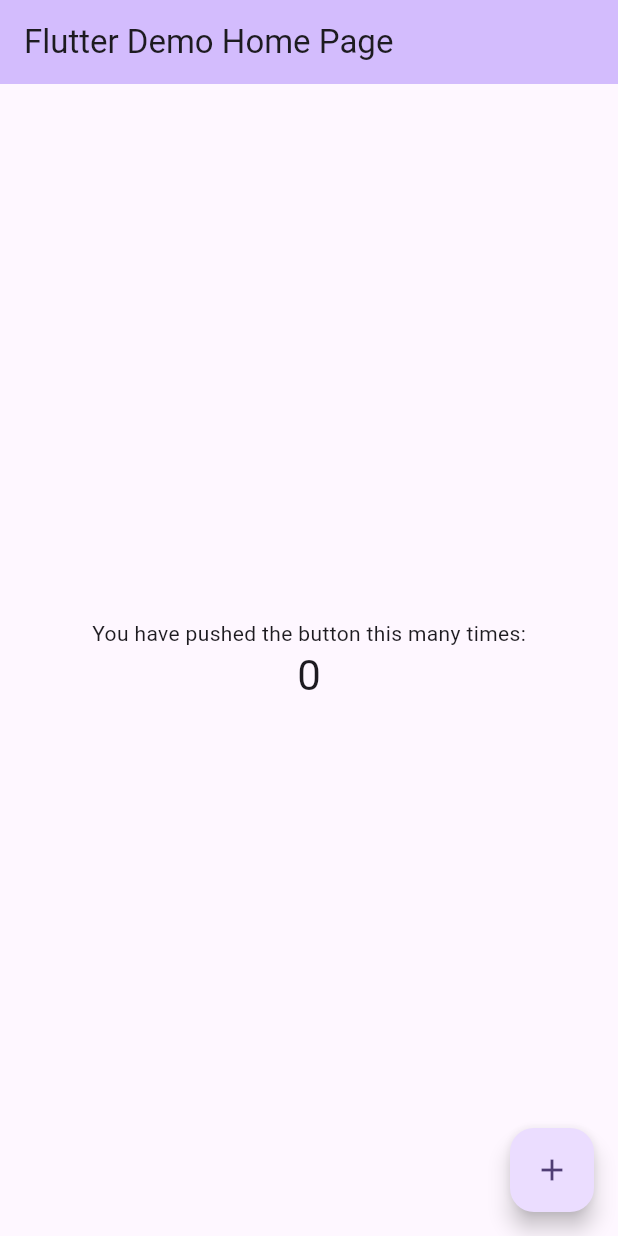
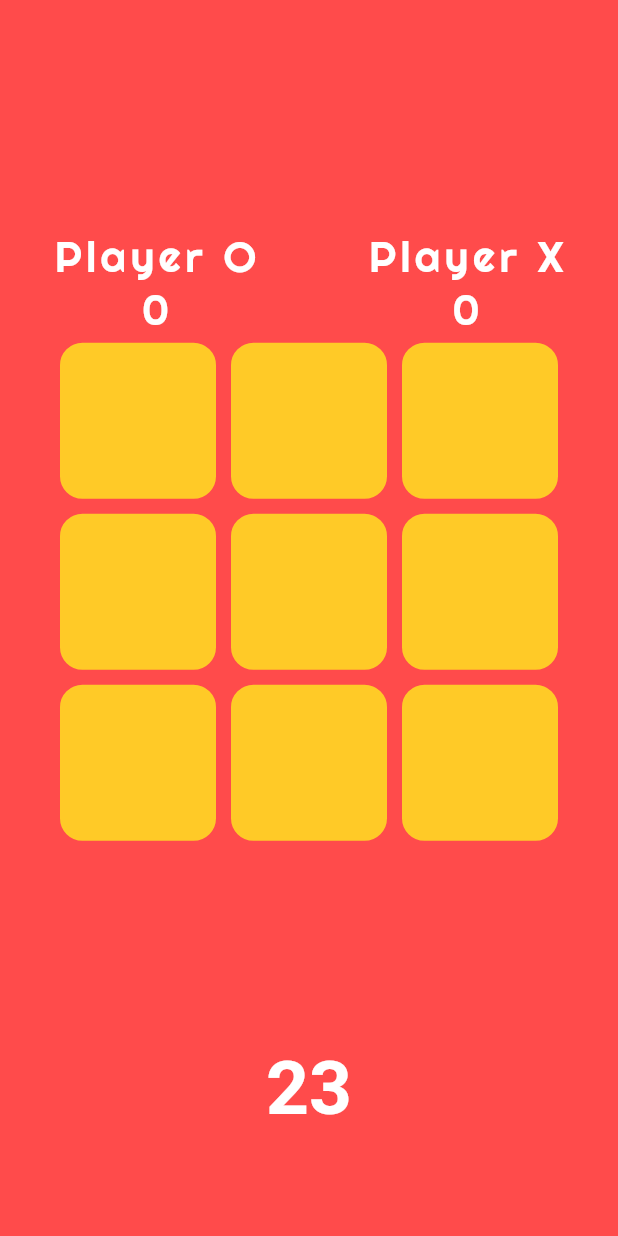
Before and after one commit to AhmetBoraBolat/Tic_Tac_Toe, a Flutter app: the screen it shows after launch, on a phone screen of 412 x 824 dp. Run offline on Flutter 3.47's test engine with Material 2 defaults, Android fonts, the phone set to English and light mode, and no system bars; our stand-ins replace google_fonts.

Commit message:
Project completed

```diff
--- /dev/null
+++ b/lib/constants/colors.dart
@@ -0,0 +1,7 @@
+import 'package:flutter/material.dart';
+
+class MainColor {
+  static Color primaryColor = const Color(0xFFff4b4b);
+  static Color secondaryColor = const Color(0xFFffca27);
+  static Color accentColor = const Color(0xFF4169e8);
+}
--- a/lib/main.dart
+++ b/lib/main.dart
@@ -1,4 +1,5 @@
 import 'package:flutter/material.dart';
+import 'package:tic_tac_toe/screens/game.dart';
 
 void main() {
   runApp(const MyApp());
@@ -10,116 +11,9 @@ class MyApp extends StatelessWidget {
   // This widget is the root of your application.
   @override
   Widget build(BuildContext context) {
-    return MaterialApp(
-      title: 'Flutter Demo',
-      theme: ThemeData(
-        // This is the theme of your application.
-        //
-        // TRY THIS: Try running your application with "flutter run". You'll see
-        // the application has a blue toolbar. Then, without quitting the app,
-        // try changing the seedColor in the colorScheme below to Colors.green
-        // and then invoke "hot reload" (save your changes or press the "hot
-        // reload" button in a Flutter-supported IDE, or press "r" if you used
-        // the command line to start the app).
-        //
-        // Notice that the counter didn't reset back to zero; the application
-        // state is not lost during the reload. To reset the state, use hot
-        // restart instead.
-        //
-        // This works for code too, not just values: Most code changes can be
-        // tested with just a hot reload.
-        colorScheme: ColorScheme.fromSeed(seedColor: Colors.deepPurple),
-        useMaterial3: true,
-      ),
-      home: const MyHomePage(title: 'Flutter Demo Home Page'),
+    return const MaterialApp(
+      debugShowCheckedModeBanner: false,
+      home: GameScreen(),
     );
   }
 }
-
-class MyHomePage extends StatefulWidget {
-  const MyHomePage({super.key, required this.title});
-
-  // This widget is the home page of your application. It is stateful, meaning
-  // that it has a State object (defined below) that contains fields that affect
-  // how it looks.
-
-  // This class is the configuration for the state. It holds the values (in this
-  // case the title) provided by the parent (in this case the App widget) and
-  // used by the build method of the State. Fields in a Widget subclass are
-  // always marked "final".
-
-  final String title;
-
-  @override
-  State<MyHomePage> createState() => _MyHomePageState();
-}
-
-class _MyHomePageState extends State<MyHomePage> {
-  int _counter = 0;
-
-  void _incrementCounter() {
-    setState(() {
-      // This call to setState tells the Flutter framework that something has
-      // changed in this State, which causes it to rerun the build method below
-      // so that the display can reflect the updated values. If we changed
-      // _counter without calling setState(), then the build method would not be
-      // called again, and so nothing would appear to happen.
-      _counter++;
-    });
-  }
-
-  @override
-  Widget build(BuildContext context) {
-    // This method is rerun every time setState is called, for instance as done
-    // by the _incrementCounter method above.
-    //
-    // The Flutter framework has been optimized to make rerunning build methods
-    // fast, so that you can just rebuild anything that needs updating rather
-    // than having to individually change instances of widgets.
-    return Scaffold(
-      appBar: AppBar(
-        // TRY THIS: Try changing the color here to a specific color (to
-        // Colors.amber, perhaps?) and trigger a hot reload to see the AppBar
-        // change color while the other colors stay the same.
-        backgroundColor: Theme.of(context).colorScheme.inversePrimary,
-        // Here we take the value from the MyHomePage object that was created by
-        // the App.build method, and use it to set our appbar title.
-        title: Text(widget.title),
-      ),
-      body: Center(
-        // Center is a layout widget. It takes a single child and positions it
-        // in the middle of the parent.
-        child: Column(
-          // Column is also a layout widget. It takes a list of children and
-          // arranges them vertically. By default, it sizes itself to fit its
-          // children horizontally, and tries to be as tall as its parent.
-          //
-          // Column has various properties to control how it sizes itself and
-          // how it positions its children. Here we use mainAxisAlignment to
-          // center the children vertically; the main axis here is the vertical
-          // axis because Columns are vertical (the cross axis would be
-          // horizontal).
-          //
-          // TRY THIS: Invoke "debug painting" (choose the "Toggle Debug Paint"
-          // action in the IDE, or press "p" in the console), to see the
-          // wireframe for each widget.
-          mainAxisAlignment: MainAxisAlignment.center,
-          children: <Widget>[
-            const Text(
-              'You have pushed the button this many times:',
-            ),
-            Text(
-              '$_counter',
-              style: Theme.of(context).textTheme.headlineMedium,
-            ),
-          ],
-        ),
-      ),
-      floatingActionButton: FloatingActionButton(
-        onPressed: _incrementCounter,
-        tooltip: 'Increment',
-        child: const Icon(Icons.add),
-      ), // This trailing comma makes auto-formatting nicer for build methods.
-    );
-  }
-}
--- /dev/null
+++ b/lib/screens/game.dart
@@ -0,0 +1,287 @@
+import 'dart:async';
+import 'package:flutter/material.dart';
+
+import 'package:tic_tac_toe/constants/colors.dart';
+// ignore: depend_on_referenced_packages
+import 'package:google_fonts/google_fonts.dart';
+
+class GameScreen extends StatefulWidget {
+  const GameScreen({Key? key}) : super(key: key);
+
+  @override
+  State<GameScreen> createState() => _GameScreenState();
+}
+
+class _GameScreenState extends State<GameScreen> {
+  bool oTurn = true;
+  List<String> displayXO = ['', '', '', '', '', '', '', '', ''];
+
+  int oScore = 0, xScore = 0;
+  static const maxSeconds = 30;
+  int seconds = maxSeconds;
+  String resultDeclaration = '';
+  Timer? timer;
+
+  static var customFontWhite = GoogleFonts.righteous(
+    textStyle: const TextStyle(
+      color: Colors.white,
+      letterSpacing: 3,
+      fontSize: 28,
+    ),
+  );
+
+  @override
+  void initState() {
+    super.initState();
+    startTimer();
+  }
+
+  @override
+  void dispose() {
+    stopTimer();
+    super.dispose();
+  }
+
+  void startTimer() {
+    timer = Timer.periodic(const Duration(seconds: 1), (_) {
+      setState(() {
+        if (seconds > 0) {
+          seconds--;
+        } else {
+          stopTimer();
+        }
+      });
+    });
+  }
+
+  void stopTimer() {
+    resetTimer();
+    timer?.cancel();
+  }
+
+  void resetTimer() => seconds = maxSeconds;
+
+  @override
+  Widget build(BuildContext context) {
+    return Scaffold(
+      backgroundColor: MainColor.primaryColor,
+      body: Padding(
+        padding: const EdgeInsets.all(35.0),
+        child: Column(
+          children: [
+            Expanded(
+              flex: 3,
+              child: Container(
+                margin: const EdgeInsets.only(top: 50),
+                child: Row(
+                  mainAxisAlignment: MainAxisAlignment.spaceBetween,
+                  crossAxisAlignment: CrossAxisAlignment.end,
+                  children: [
+                    Column(
+                      mainAxisAlignment: MainAxisAlignment.end,
+                      children: [
+                        Text(
+                          'Player O',
+                          style: customFontWhite,
+                        ),
+                        Text(
+                          oScore.toString(),
+                          style: customFontWhite,
+                        ),
+                      ],
+                    ),
+                    Column(
+                      mainAxisAlignment: MainAxisAlignment.end,
+                      children: [
+                        Text(
+                          'Player X',
+                          style: customFontWhite,
+                        ),
+                        Text(
+                          xScore.toString(),
+                          style: customFontWhite,
+                        ),
+                      ],
+                    ),
+                  ],
+                ),
+              ),
+            ),
+            Expanded(
+              // box board
+              flex: 7,
+              child: GridView.builder(
+                gridDelegate: const SliverGridDelegateWithFixedCrossAxisCount(
+                  crossAxisCount: 3,
+                ),
+                itemCount: displayXO.length,
+                itemBuilder: (BuildContext context, int index) {
+                  return GestureDetector(
+                    onTap: () {
+                      if (displayXO[index] == '' && resultDeclaration.isEmpty) {
+                        _tapped(index);
+                      }
+                    },
+                    child: Container(
+                      decoration: BoxDecoration(
+                        borderRadius: BorderRadiusDirectional.circular(20),
+                        border: Border.all(
+                          width: 5,
+                          color: MainColor.primaryColor,
+                        ),
+                        color: MainColor.secondaryColor,
+                      ),
+                      child: Center(
+                        child: Text(
+                          displayXO[index],
+                          style: GoogleFonts.coiny(
+                            textStyle: TextStyle(
+                              fontSize: 64,
+                              color: MainColor.primaryColor,
+                            ),
+                          ),
+                        ),
+                      ),
+                    ),
+                  );
+                },
+              ),
+            ),
+            if (resultDeclaration.isNotEmpty)
+              Expanded(
+                flex: 3,
+                child: Column(
+                  children: [
+                    Center(
+                      child: Text(
+                        resultDeclaration,
+                        style: customFontWhite,
+                      ),
+                    ),
+                    const SizedBox(height: 10),
+                    _buildTimer(),
+                  ],
+                ),
+              ),
+            if (resultDeclaration
+                .isEmpty) // Eklendi: Timer bitmeden butonu gösterme
+              Expanded(
+                flex: 2,
+                child: _buildTimer(),
+              ),
+          ],
+        ),
+      ),
+    );
+  }
+
+  void _tapped(int index) {
+    if (oTurn && timer!.isActive) {
+      setState(() {
+        displayXO[index] = 'O';
+        oTurn = !oTurn;
+        _checkWinner();
+      });
+    } else if (!oTurn && timer!.isActive) {
+      setState(() {
+        displayXO[index] = 'X';
+        oTurn = !oTurn;
+        _checkWinner();
+      });
+    }
+  }
+
+  void _checkWinner() {
+    List<List<int>> winningCombinations = [
+      // Winning combinations
+      [0, 1, 2], // 1st row
+      [3, 4, 5], // 2nd row
+      [6, 7, 8], // 3rd row
+      [0, 3, 6], // 1st column
+      [1, 4, 7], // 2nd column
+      [2, 5, 8], // 3rd column
+      [0, 4, 8], // diagonally from top left to bottom right
+      [2, 4, 6], // diagonally from top right to bottom left
+    ];
+
+    for (var combination in winningCombinations) {
+      if (displayXO[combination[0]] != '' &&
+          displayXO[combination[0]] == displayXO[combination[1]] &&
+          displayXO[combination[0]] == displayXO[combination[2]]) {
+        // Winning combination found
+        String winner = displayXO[combination[0]];
+        setState(() {
+          resultDeclaration = 'Player $winner kazandı';
+          _updateScore(winner);
+          stopTimer(); // Eklendi: Kazanan olduğunda timer'ı durdur
+        });
+        return;
+      }
+    }
+
+    // Check if the game is a draw
+    if (!displayXO.contains('')) {
+      // All cells are full and there is no winner
+      setState(() {
+        resultDeclaration = 'Oyun berabere bitti';
+        stopTimer(); // Eklendi: Oyun berabere bittiğinde timer'ı durdur
+      });
+    }
+  }
+
+  void _updateScore(String winner) {
+    if (winner == 'O') {
+      oScore++;
+    } else if (winner == 'X') {
+      xScore++;
+    }
+  }
+
+  void _resetGame() {
+    setState(() {
+      oTurn = true;
+      displayXO = ['', '', '', '', '', '', '', '', ''];
+      resultDeclaration = '';
+      startTimer(); // Eklendi: Oyun sıfırlandığında timer'ı yeniden başlat
+    });
+  }
+
+  Widget _buildTimer() {
+    final isRunning = timer == null ? false : timer!.isActive;
+    return isRunning
+        ? SizedBox(
+            width: 100,
+            height: 100,
+            child: Stack(
+              fit: StackFit.expand,
+              children: [
+                Center(
+                  child: Text(
+                    '$seconds',
+                    style: const TextStyle(
+                      fontWeight: FontWeight.bold,
+                      color: Colors.white,
+                      fontSize: 50,
+                    ),
+                  ),
+                )
+              ],
+            ),
+          )
+        : Center(
+            child: ElevatedButton(
+              style: ElevatedButton.styleFrom(
+                backgroundColor: MainColor.secondaryColor,
+                padding:
+                    const EdgeInsets.symmetric(horizontal: 32, vertical: 16),
+              ),
+              onPressed:
+                  _resetGame, // Değiştirildi: _resetGame metodunu direkt olarak çağır
+              child: Text(
+                'Play Again!',
+                style: customFontWhite,
+              ),
+            ),
+          );
+  }
+}
--- a/pubspec.yaml
+++ b/pubspec.yaml
@@ -39,6 +39,7 @@ dependencies:
 dev_dependencies:
   flutter_test:
     sdk: flutter
+  google_fonts: ^4.0.4
 
   # The "flutter_lints" package below contains a set of recommended lints to
   # encourage good coding practices. The lint set provided by the package is
```
Also changed, not shown: pubspec.lock, 1 other file.
